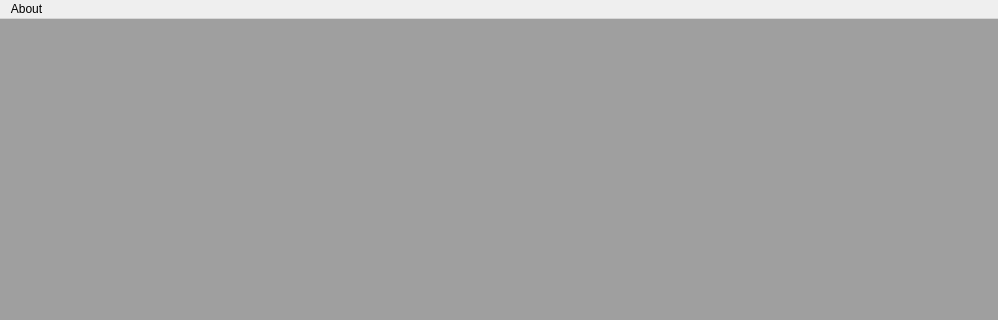
The window that app_template/View/main_window/main.ui (huguanghui/pyqt5_test) describes before a commit, drawn with Qt 5; both pictures show x 0 to 998 and y 0 to 320 of the 998 by 651 pixel window.
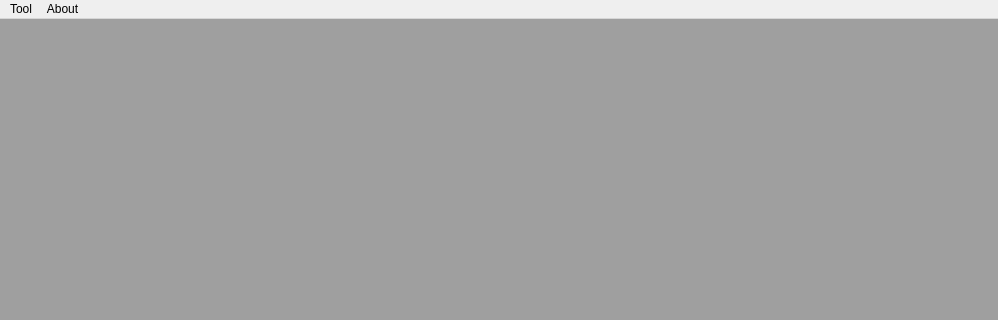
The same window after the commit.

Diff of the .ui file:
```diff
--- a/app_template/View/main_window/main.ui
+++ b/app_template/View/main_window/main.ui
@@ -61,6 +61,13 @@
     <addaction name="actionHelp"/>
     <addaction name="actionVersion"/>
    </widget>
+   <widget class="QMenu" name="menuTool">
+    <property name="title">
+     <string>Tool</string>
+    </property>
+    <addaction name="actionDemo"/>
+   </widget>
+   <addaction name="menuTool"/>
    <addaction name="menuHelp"/>
   </widget>
   <widget class="QStatusBar" name="statusbar"/>
```
Left out of the diff: 24 changed lines with no effect on the pictures.
